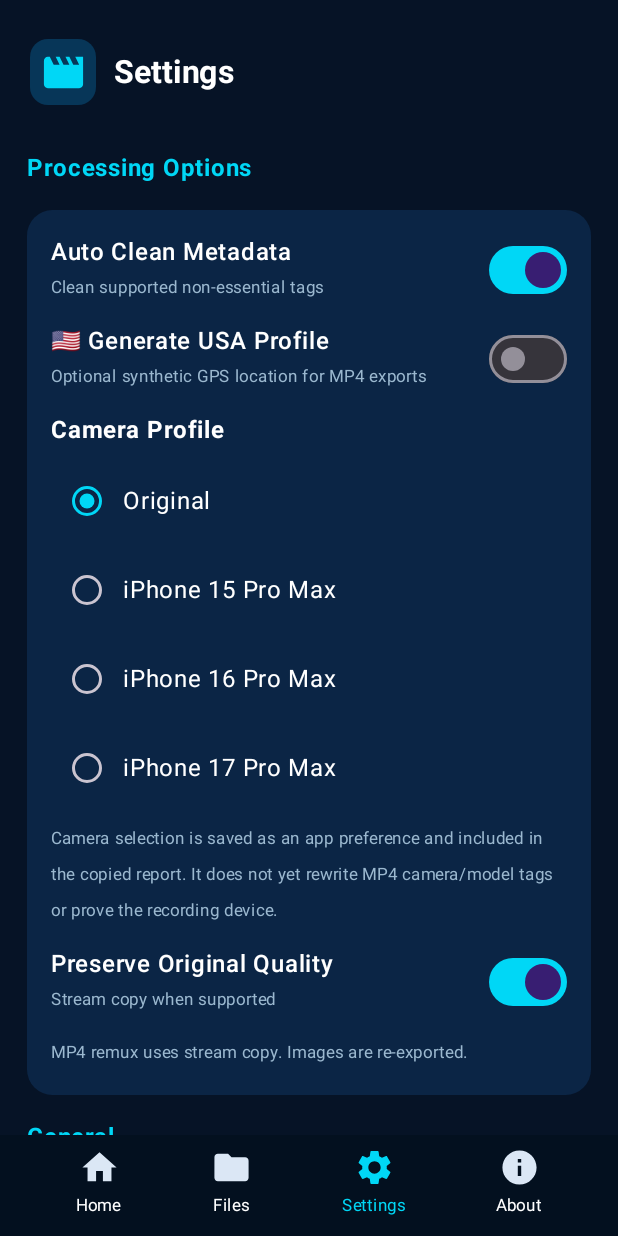
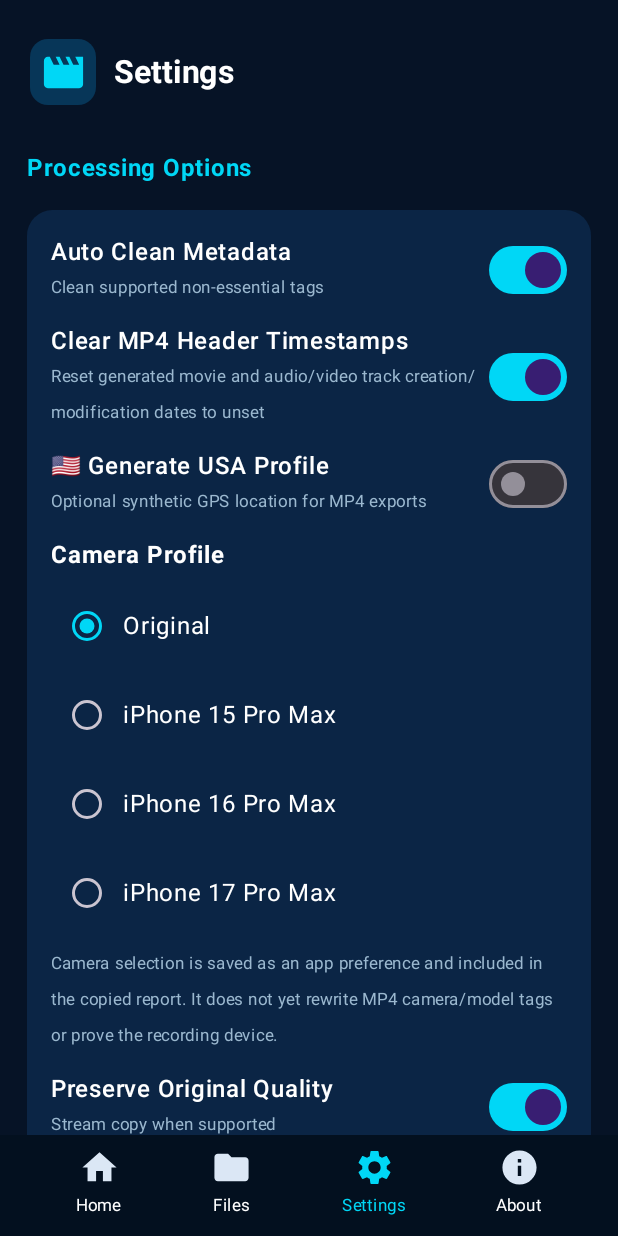
Before and after one commit to rotifex636-prog/ExpertMetadataStudio, an Android app built with Jetpack Compose: the screen it shows after launch (StudioActivity), after a tap on "Settings", on a phone screen of 412 x 824 dp. Run offline under Robolectric (Android 15) with nearby library versions, the phone set to English and light mode, and no system bars.

Commit message:
Add persistent clear-MP4-timestamps toggle enabled by default

```diff
--- a/app/src/main/java/com/expert/metadata/StudioActivity.kt
+++ b/app/src/main/java/com/expert/metadata/StudioActivity.kt
@@ -52,6 +52,8 @@ private fun StudioApp(activity:ComponentActivity){
  var usa by remember{mutableStateOf(prefs.getBoolean("synthetic_usa",false))}
  var city by remember{mutableStateOf(prefs.getString("usa_city","New York")?:"New York")}
  LaunchedEffect(usa,city){prefs.edit().putBoolean("synthetic_usa",usa).putString("usa_city",city).apply()}
+ var clearMp4Times by remember{mutableStateOf(prefs.getBoolean("clear_mp4_timestamps",true))}
+ LaunchedEffect(clearMp4Times){prefs.edit().putBoolean("clear_mp4_timestamps",clearMp4Times).apply()}
  var cameraProfile by remember{mutableStateOf(prefs.getString("camera_profile","Original")?:"Original")}
  LaunchedEffect(cameraProfile){prefs.edit().putString("camera_profile",cameraProfile).apply()}
  var autoClean by remember{mutableStateOf(true)}
@@ -91,7 +93,7 @@ private fun StudioApp(activity:ComponentActivity){
   ContextCompat.startForegroundService(activity,Intent(activity,ProcessingService::class.java).apply{
    action=ProcessingService.START
    putParcelableArrayListExtra("uris",ArrayList(selected))
-   putExtra("synthetic_usa",usa);putExtra("usa_city",city)
+   putExtra("synthetic_usa",usa);putExtra("usa_city",city);putExtra("clear_mp4_timestamps",clearMp4Times)
   })
  }
  MaterialTheme(colorScheme=darkColorScheme(primary=Cyan,background=Navy,surface=Panel)){
@@ -265,6 +267,7 @@ private fun StudioApp(activity:ComponentActivity){
       Text("Processing Options",color=Cyan,fontWeight=FontWeight.Bold)
       StudioCard{
        Setting("Auto Clean Metadata","Clean supported non-essential tags",autoClean){autoClean=it}
+       Setting("Clear MP4 Header Timestamps","Reset generated movie and audio/video track creation/modification dates to unset",clearMp4Times){clearMp4Times=it}
        Setting("🇺🇸 Generate USA Profile","Optional synthetic GPS location for MP4 exports",usa){usa=it}
        if(usa){
         Text("USA City",color=Muted)
```
